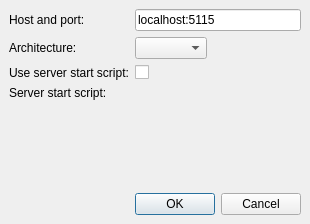
First picture: the form in src/plugins/debugger/startremotedialog.ui, repository qt-creator/qt-creator, before the edit.
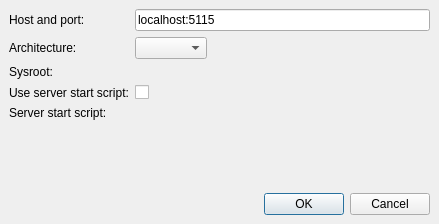
Second picture: the form after the edit. Custom widgets are drawn as their Qt base class.

Commit message: Add support for "set sysroot" for remote debugging.

```diff
--- a/src/plugins/debugger/startremotedialog.ui
+++ b/src/plugins/debugger/startremotedialog.ui
@@ -6,7 +6,7 @@
    <rect>
     <x>0</x>
     <y>0</y>
-    <width>310</width>
+    <width>439</width>
     <height>224</height>
    </rect>
   </property>
@@ -49,26 +49,36 @@
      <item row="1" column="1">
       <widget class="QComboBox" name="architectureComboBox"/>
      </item>
-     <item row="2" column="1">
+     <item row="4" column="1">
       <widget class="QCheckBox" name="useServerStartScriptCheckBox"/>
      </item>
-     <item row="2" column="0">
-      <widget class="QLabel" name="useServerStartScriptLabel">
-       <property name="text">
-        <string>Use server start script:</string>
-       </property>
-      </widget>
+     <item row="5" column="1">
+      <widget class="Utils::PathChooser" name="serverStartScript"/>
      </item>
-     <item row="3" column="1">
-      <widget class="Utils::PathChooser" name="serverStartScript" native="true"/>
-     </item>
-     <item row="3" column="0">
+     <item row="5" column="0">
       <widget class="QLabel" name="serverStartScriptLabel">
        <property name="text">
         <string>Server start script:</string>
        </property>
       </widget>
      </item>
+     <item row="4" column="0">
+      <widget class="QLabel" name="useServerStartScriptLabel">
+       <property name="text">
+        <string>Use server start script:</string>
+       </property>
+      </widget>
+     </item>
+     <item row="2" column="0">
+      <widget class="QLabel" name="sysrootLabel">
+       <property name="text">
+        <string>Sysroot:</string>
+       </property>
+      </widget>
+     </item>
+     <item row="2" column="1">
+      <widget class="Utils::PathChooser" name="sysrootPathChooser"/>
+     </item>
     </layout>
    </item>
    <item>
```
The commit also changes 5 other files.
